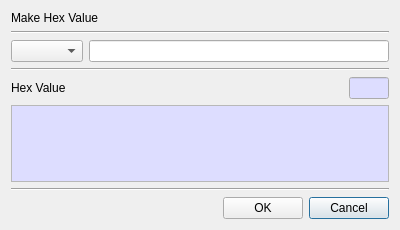
This is BerEditor/make_value_dlg.ui in jykim74/BerEditor as Qt 5 draws it before an edit. The edited form follows.
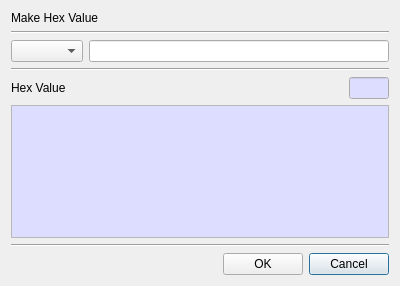
This is the edited form.

```diff
--- a/BerEditor/make_value_dlg.ui
+++ b/BerEditor/make_value_dlg.ui
@@ -7,7 +7,7 @@
     <x>0</x>
     <y>0</y>
     <width>400</width>
-    <height>230</height>
+    <height>286</height>
    </rect>
   </property>
   <property name="windowTitle">
```
Left out of the diff: 2 changed lines with no effect on the pictures.
